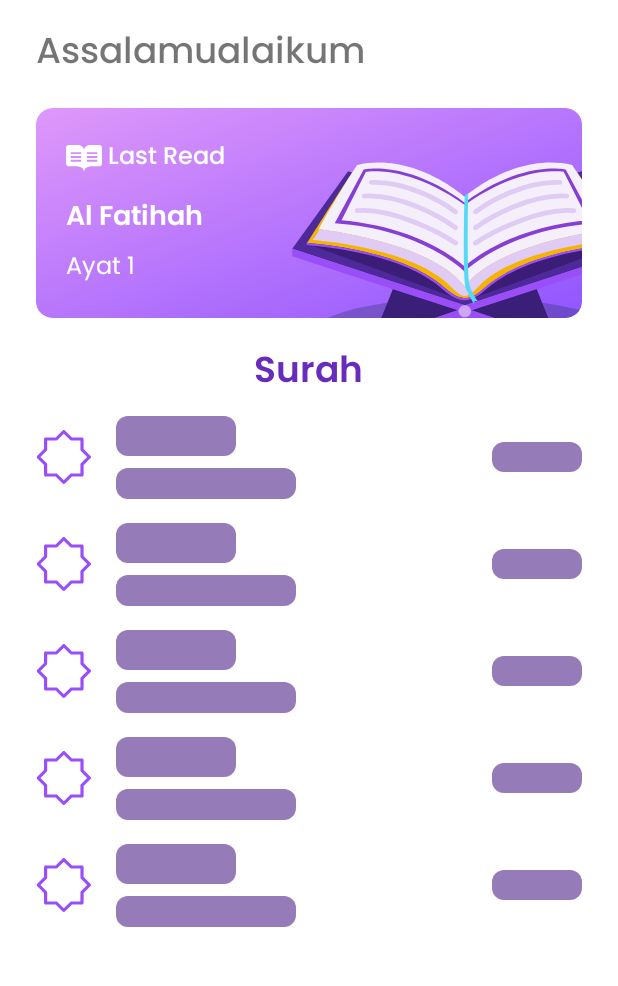
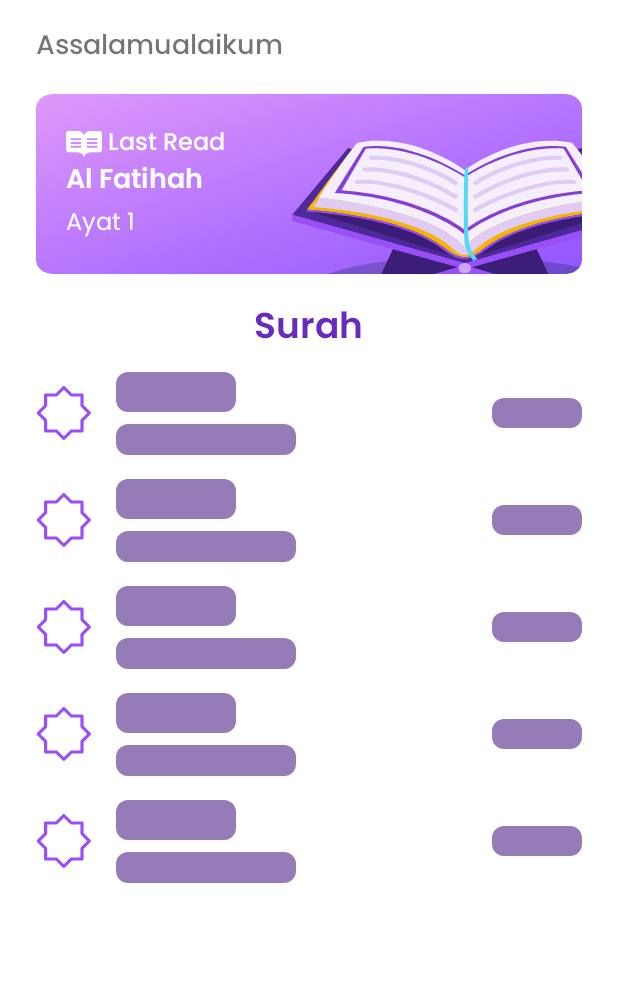
Before and after one commit to galihif/My-Quran, an Android app: the HomeActivity screen opened directly, with no data from a screen before it, on a phone screen of 412 x 824 dp, the part 98-1084 px from its top. Run offline under Robolectric (Android 15) with nearby library versions, the phone set to English and light mode, and no system bars; our stand-ins replace Room's generated code, Shimmer; Roboto replaces fonts that are not available here; 1 statement that could not run was skipped.

Commit message:
resize last read image

```diff
--- a/app/src/main/res/layout/activity_home.xml
+++ b/app/src/main/res/layout/activity_home.xml
@@ -5,7 +5,8 @@
     xmlns:tools="http://schemas.android.com/tools"
     android:layout_width="match_parent"
     android:layout_height="match_parent"
-    android:padding="24dp"
+    android:paddingHorizontal="24dp"
+    android:paddingTop="24dp"
     android:orientation="vertical"
     tools:context=".ui.home.HomeActivity">
 
@@ -28,15 +29,6 @@
             android:text="@string/title"
             android:textSize="24sp" />
 
-<!--        <ImageButton-->
-<!--            android:id="@+id/btn_search"-->
-<!--            android:layout_width="wrap_content"-->
-<!--            android:layout_height="wrap_content"-->
-<!--            android:layout_gravity="center_vertical|end"-->
-<!--            android:background="@color/white"-->
-<!--            android:contentDescription="@string/search"-->
-<!--            android:src="@drawable/ic_search_24" />-->
-
         <ImageView
             android:id="@+id/btn_search"
             android:layout_width="wrap_content"
@@ -51,7 +43,7 @@
         android:layout_height="wrap_content"
         android:layout_marginTop="16dp"
         android:text="@string/salam"
-        android:textSize="24sp"
+        android:textSize="18sp"
         android:fontFamily="@font/poppins_medium"
         app:layout_constraintStart_toStartOf="parent"
         app:layout_constraintTop_toBottomOf="@+id/linearLayout" />
@@ -59,7 +51,7 @@
     <androidx.constraintlayout.widget.ConstraintLayout
         android:id="@+id/btn_last_read"
         android:layout_width="match_parent"
-        android:layout_height="140dp"
+        android:layout_height="120dp"
         android:background="@drawable/ic_bg_last_read"
         android:layout_marginTop="16dp"
         android:padding="20dp">
@@ -68,14 +60,14 @@
             android:id="@+id/last_read"
             android:layout_width="wrap_content"
             android:layout_height="wrap_content"
+            android:drawablePadding="4dp"
             android:fontFamily="@font/poppins_medium"
             android:text="@string/last_read"
             android:textColor="@color/white"
             android:textSize="16sp"
-            android:drawablePadding="4dp"
+            app:drawableLeftCompat="@drawable/ic_last_read"
             app:layout_constraintStart_toStartOf="parent"
-            app:layout_constraintTop_toTopOf="parent"
-            app:drawableLeftCompat="@drawable/ic_last_read" />
+            app:layout_constraintTop_toTopOf="parent" />
 
         <TextView
             android:id="@+id/tv_ayat_lastread"
@@ -98,6 +90,7 @@
             android:textSize="18sp"
             app:layout_constraintBottom_toTopOf="@+id/tv_ayat_lastread"
             app:layout_constraintStart_toStartOf="parent"
+            app:layout_constraintTop_toBottomOf="@+id/last_read"
             tools:text="Al-Fatihah" />
 
     </androidx.constraintlayout.widget.ConstraintLayout>
```
